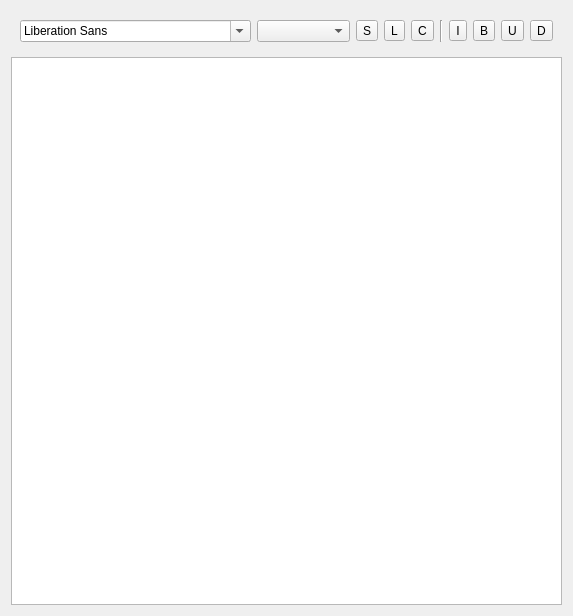
Before: the Qt Designer form widgets/MyTextEdit.ui in SeptemberHX/TodoManager, drawn with Qt 5.
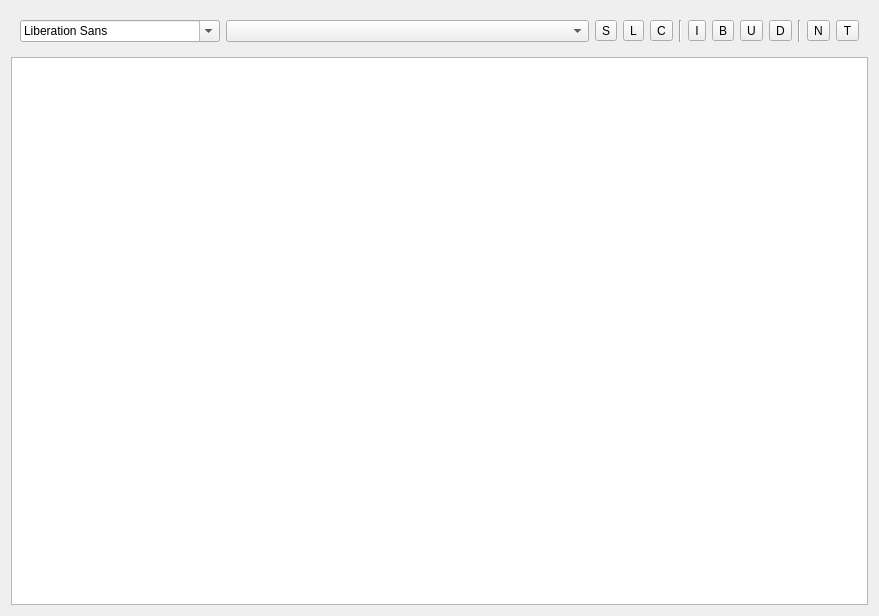
After: the same form once the commit is applied.

Commit message: Add: description editor support list and hr Fix: Can't exit app by tray icon

Patch:
```diff
--- a/widgets/MyTextEdit.ui
+++ b/widgets/MyTextEdit.ui
@@ -6,7 +6,7 @@
    <rect>
     <x>0</x>
     <y>0</y>
-    <width>573</width>
+    <width>879</width>
     <height>616</height>
    </rect>
   </property>
@@ -18,7 +18,26 @@
     <widget class="QWidget" name="operationWidget" native="true">
      <layout class="QHBoxLayout" name="horizontalLayout">
       <item>
-       <widget class="QFontComboBox" name="fontComboBox"/>
+       <widget class="QFontComboBox" name="fontComboBox">
+        <property name="sizePolicy">
+         <sizepolicy hsizetype="Fixed" vsizetype="Fixed">
+          <horstretch>0</horstretch>
+          <verstretch>0</verstretch>
+         </sizepolicy>
+        </property>
+        <property name="minimumSize">
+         <size>
+          <width>200</width>
+          <height>0</height>
+         </size>
+        </property>
+        <property name="maximumSize">
+         <size>
+          <width>200</width>
+          <height>16777215</height>
+         </size>
+        </property>
+       </widget>
       </item>
       <item>
        <widget class="QComboBox" name="fontSizeComboBox"/>
@@ -94,6 +113,27 @@
         </property>
        </widget>
       </item>
+      <item>
+       <widget class="Line" name="line_2">
+        <property name="orientation">
+         <enum>Qt::Vertical</enum>
+        </property>
+       </widget>
+      </item>
+      <item>
+       <widget class="QToolButton" name="lineToolButton">
+        <property name="text">
+         <string>N</string>
+        </property>
+       </widget>
+      </item>
+      <item>
+       <widget class="QToolButton" name="listToolButton">
+        <property name="text">
+         <string>T</string>
+        </property>
+       </widget>
+      </item>
      </layout>
     </widget>
    </item>
```
The commit also changes 6 other files.
